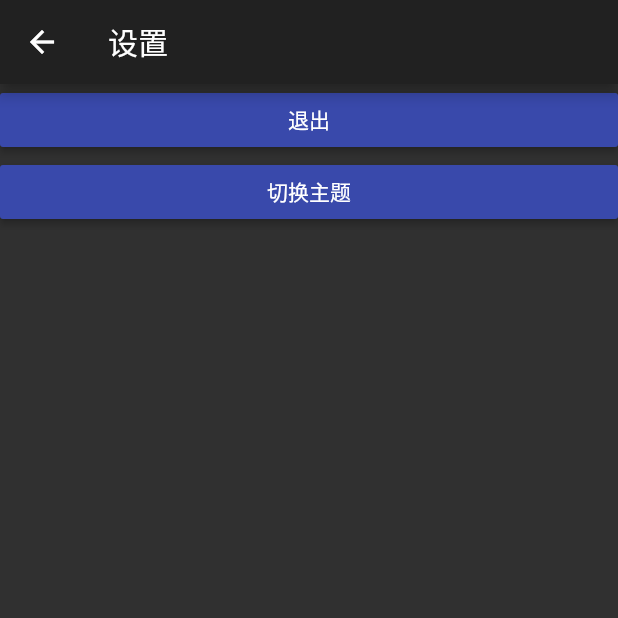
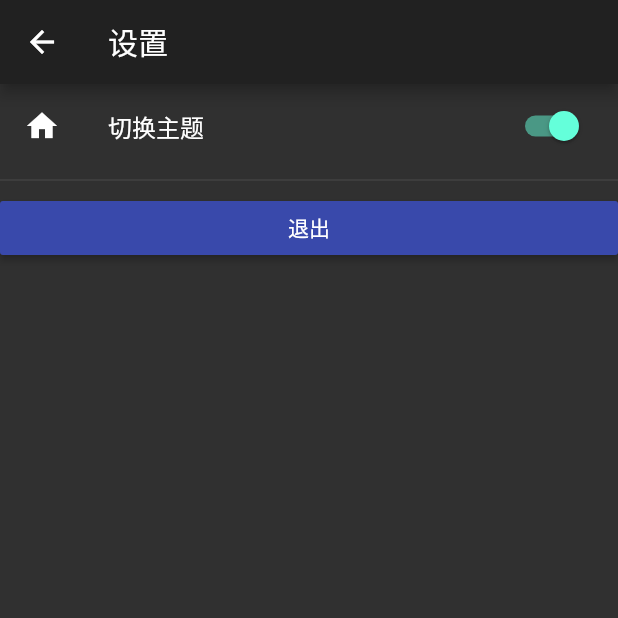
Before and after one commit to C-Royale/clash_royale_client, a Flutter app: the Setting screen opened directly, after a tap on "切换主题", on a phone screen of 412 x 824 dp, the top half of it. Run offline on Flutter 3.47's test engine with Material 2 defaults, Android fonts, the phone set to English and light mode, and no system bars; our stand-ins replace dio, dynamic_theme; network calls fail.

Commit message:
Add ThemeSetting within setting dart file

```diff
--- a/lib/views/setting/setting.dart
+++ b/lib/views/setting/setting.dart
@@ -15,6 +15,8 @@ class _SettingState extends State<Setting> {
       ),
       body: new Center(
         child: ListView(children: <Widget>[
+          ThemeSetting(),
+          Divider(),
           RaisedButton(
             child: Text("退出"),
             onPressed: () {
@@ -26,17 +28,43 @@ class _SettingState extends State<Setting> {
               );
             },
           ),
-          RaisedButton(
-            child: Text("切换主题"),
-            onPressed: () {
-              DynamicTheme.of(context).setBrightness(
-                  Theme.of(context).brightness == Brightness.dark
-                      ? Brightness.light
-                      : Brightness.dark);
-            },
-          )
         ]),
       ),
     );
   }
 }
+
+class ThemeSetting extends StatefulWidget {
+  _ThemeSettingState createState() => _ThemeSettingState();
+}
+
+class _ThemeSettingState extends State<ThemeSetting> {
+  bool _value = false;
+
+  @override
+  void initState() {
+    // TODO: implement Theme.of(context).brightness == Brightness.dark with _value
+    super.initState();
+  }
+
+  void _onChanged(bool value) {
+    setState(() {
+      _value = value;
+      DynamicTheme.of(context).setBrightness(
+          Theme.of(context).brightness == Brightness.dark
+              ? Brightness.light
+              : Brightness.dark);
+    });
+  }
+
+  @override
+  Widget build(BuildContext context) {
+    return new SwitchListTile(
+        title: new Text('切换主题'),
+        secondary: const Icon(Icons.home),
+        value: _value,
+        onChanged: (bool value) {
+          _onChanged(value);
+        });
+  }
+}
```
